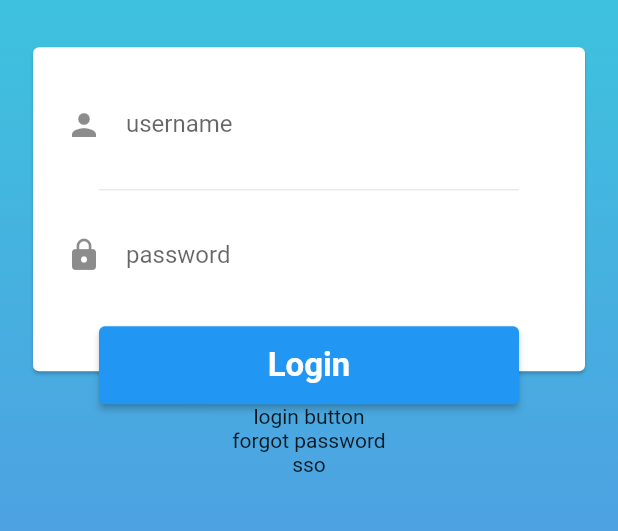
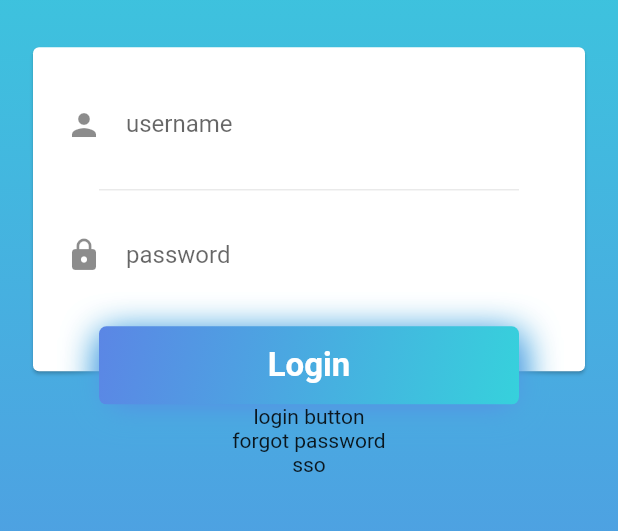
Before and after one commit to yodnamr/master_flutter, a Flutter app: the screen it shows after launch, on a phone screen of 412 x 824 dp, the part 250-781 px from its top. Run offline on Flutter 3.47's test engine with Material 2 defaults, Android fonts, the phone set to English and light mode, and no system bars.

Commit message:
revise code

```diff
--- a/lib/src/app.dart
+++ b/lib/src/app.dart
@@ -1,6 +1,4 @@
-
 import 'package:flutter/material.dart';
-import 'package:my_stock/src/pages/home/home_page.dart';
 import 'package:my_stock/src/pages/login/login_page.dart';
 
 class App extends StatelessWidget {
--- /dev/null
+++ b/lib/src/pages/login/background_theme.dart
@@ -0,0 +1,22 @@
+
+import 'package:flutter/material.dart';
+
+class BackGroundTheme{
+  const BackGroundTheme();
+
+  static const _gradientStart = const Color(0XFF36D1DC);
+  static const _gradientEnd = const Color(0xFF5B86E5);
+
+  get gradientStart => _gradientStart;
+  get gradientEnd => _gradientEnd;
+
+  static const gradient = LinearGradient(
+    colors: [
+      _gradientStart,
+      _gradientEnd,
+    ],
+    begin: Alignment.topCenter,
+    end: Alignment.bottomCenter,
+    stops: [0.0, 1.0],
+  );
+}
--- a/lib/src/pages/login/login_page.dart
+++ b/lib/src/pages/login/login_page.dart
@@ -1,4 +1,5 @@
 import 'package:flutter/material.dart';
+import 'package:my_stock/src/pages/login/background_theme.dart';
 
 class LoginPage extends StatelessWidget {
   @override
@@ -10,15 +11,7 @@ class LoginPage extends StatelessWidget {
           Container(
             decoration: BoxDecoration(
               //https://uigradients.com/
-              gradient: LinearGradient(
-                colors: [
-                  Color(0XFF36D1DC),
-                  Color(0xFF5B86E5),
-                ],
-                begin: Alignment.topCenter,
-                end: Alignment.bottomCenter,
-                stops: [0.0, 1.0],
-              ),
+              gradient: BackGroundTheme.gradient,
             ),
           ),
           SingleChildScrollView(
@@ -74,19 +67,20 @@ class LoginPage extends StatelessWidget {
                         ),
                       ),
                     ),
-                    SizedBox(
+                    Container(
+                      decoration: _boxDecoration(),
                       width: 280,
                       height: 52,
-                      child: ElevatedButton(
+                      child: TextButton(
                         onPressed: () {
                           print('login click!!!');
                         },
                         child: Text(
                           'Login',
                           style: TextStyle(
-                            fontSize: 22,
-                            fontWeight: FontWeight.bold,
-                          ),
+                              fontSize: 22,
+                              fontWeight: FontWeight.bold,
+                              color: Colors.white),
                         ),
                       ),
                     ),
@@ -102,4 +96,32 @@ class LoginPage extends StatelessWidget {
       ),
     );
   }
+
+  BoxDecoration _boxDecoration() {
+    final gradientStart = BackGroundTheme().gradientStart;
+    final gradientEnd = BackGroundTheme().gradientEnd;
+
+    final boxShadowItem = (Color color) => BoxShadow(
+          color: color,
+          offset: Offset(1.0, 6.0),
+          blurRadius: 20.0,
+        );
+
+    return BoxDecoration(
+      borderRadius: BorderRadius.all(Radius.circular(5.0)),
+      boxShadow: <BoxShadow>[
+        boxShadowItem(gradientStart),
+        boxShadowItem(gradientEnd),
+      ],
+      gradient: LinearGradient(
+        colors: [
+          gradientEnd,
+          gradientStart,
+        ],
+        begin: const FractionalOffset(0, 0),
+        end: const FractionalOffset(1.0, 1.0),
+        stops: [0.0, 1.0],
+      ),
+    );
+  }
 }
```
